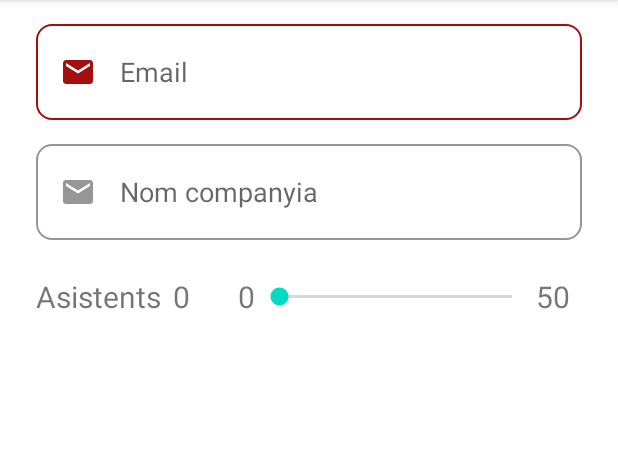
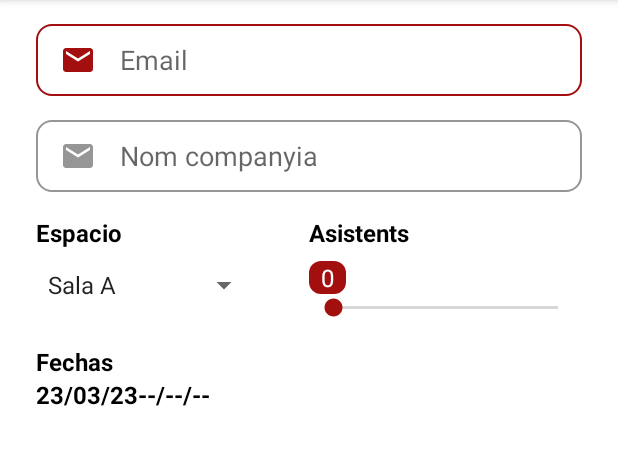
Before and after one commit to s3v268/metropolis-app, an Android app: the FormularioActivity screen opened directly, with no data from a screen before it, on a phone screen of 412 x 824 dp, the part 84-549 px from its top. Run offline under Robolectric (Android 15) with nearby library versions, the phone set to English and light mode, and no system bars.

Commit message:
Implentado el datepicker, falta estructurar mejor el layout en cuanto a estilos e ids

```diff
--- a/app/src/main/java/com/example/metropolis_app/FormularioActivity.kt
+++ b/app/src/main/java/com/example/metropolis_app/FormularioActivity.kt
@@ -1,10 +1,15 @@
 package com.example.metropolis_app
 
+import android.R
+import android.app.DatePickerDialog
 import androidx.appcompat.app.AppCompatActivity
 import android.os.Bundle
+import android.view.View
+import android.widget.ArrayAdapter
 import android.widget.SeekBar
 import com.example.metropolis_app.databinding.ActivityFormularioBinding
 import com.example.metropolis_app.databinding.ActivityMainBinding
+import java.util.Calendar
 
 class FormularioActivity : AppCompatActivity() {
     private lateinit var binding : ActivityFormularioBinding
@@ -12,19 +17,57 @@ class FormularioActivity : AppCompatActivity() {
         super.onCreate(savedInstanceState)
         binding = ActivityFormularioBinding.inflate(layoutInflater)
         setContentView(binding.root)
+
+        //spinner
+        val spinner = binding.spinner
+        val items = arrayOf("Sala A", "Sala B", "Sala C", "Padock", "Sala Conf. 1")
+        val adapter = ArrayAdapter(this, R.layout.simple_spinner_item, items)
+        adapter.setDropDownViewResource(android.R.layout.simple_spinner_dropdown_item)
+        spinner.adapter = adapter
+
+        //seekbar
         binding.attendeesSeekBar.setOnSeekBarChangeListener(object : SeekBar.OnSeekBarChangeListener{
             override fun onProgressChanged(p0: SeekBar?, progress: Int, fromUser: Boolean) {
-                binding.attendeesNum.text = progress.toString()
+                val thumbRect = binding.attendeesSeekBar.thumb.bounds
+                val thumbOffset = thumbRect.left + thumbRect.width() / 2
+                binding.indicatorTextView.text = progress.toString()
+                binding.indicatorTextView.x = binding.attendeesSeekBar.x + thumbOffset - binding.indicatorTextView.width / 2
             }
 
             override fun onStartTrackingTouch(p0: SeekBar?) {
-                //--
+                binding.indicatorTextView.visibility = View.VISIBLE
             }
 
             override fun onStopTrackingTouch(p0: SeekBar?) {
-                //---
             }
 
         })
+
+        //datepicker
+        val calendar = Calendar.getInstance()
+        val year = calendar.get(Calendar.YEAR)
+        val month = calendar.get(Calendar.MONTH)
+        val day = calendar.get(Calendar.DAY_OF_MONTH)
+        binding.tvFechainicio.setOnClickListener {
+            val datePickerDialog = DatePickerDialog(this, { _, year, month, dayOfMonth ->
+                val date = "$dayOfMonth/${month + 1}/$year"
+                binding.tvFechainicio.text = date
+            }, year, month, day)
+            datePickerDialog.show()
+        }
+        /*SPINNER
+        val calendar = Calendar.getInstance()
+        val year = calendar.get(Calendar.YEAR)
+        val month = calendar.get(Calendar.MONTH)
+        val day = calendar.get(Calendar.DAY_OF_MONTH)
+        binding.tvFechainicio.setOnClickListener {
+            val datePickerDialog = DatePickerDialog(this, android.R.style.Theme_Holo_Light_Dialog_NoActionBar, { _, year, month, dayOfMonth ->
+                val date = "$dayOfMonth/${month + 1}/$year"
+                binding.tvFechainicio.text = date
+            }, year, month, day)
+            datePickerDialog.datePicker.calendarViewShown = false
+            datePickerDialog.show()
+        }
+        * */
     }
 }
--- /dev/null
+++ b/app/src/main/res/drawable/custom_sb_indicator.xml
@@ -0,0 +1,6 @@
+<?xml version="1.0" encoding="utf-8"?>
+<shape xmlns:android="http://schemas.android.com/apk/res/android"
+    android:shape="rectangle">
+    <solid android:color="@color/primary_color"/>
+    <corners android:radius="8dp"/>
+</shape>
--- a/app/src/main/res/layout/activity_formulario.xml
+++ b/app/src/main/res/layout/activity_formulario.xml
@@ -28,37 +28,99 @@
         app:layout_constraintStart_toStartOf="parent"
         app:layout_constraintTop_toBottomOf="@+id/ed_form_email" />
 
+
     <TextView
         android:id="@+id/textView"
         android:layout_width="wrap_content"
         android:layout_height="wrap_content"
-        android:layout_marginLeft="@dimen/x3"
-        android:layout_marginTop="@dimen/x3"
+        android:layout_marginTop="16dp"
         android:text="Asistents"
-        android:textSize="20dp"
-        app:layout_constraintStart_toStartOf="parent"
-        app:layout_constraintTop_toBottomOf="@+id/ed_form_cname"/>
+        android:textColor="@color/black"
+        android:textSize="16sp"
+        android:textStyle="bold"
+        app:layout_constraintStart_toStartOf="@+id/guideline"
+        app:layout_constraintTop_toBottomOf="@+id/ed_form_cname" />
 
 
+    <Spinner
+        android:id="@+id/spinner"
+        android:layout_width="wrap_content"
+        android:layout_height="48dp"
+        android:prompt="@string/espacios_sp_prompt"
+        android:layout_marginLeft="@dimen/x3"
+        app:layout_constraintStart_toStartOf="parent"
+        app:layout_constraintTop_toBottomOf="@+id/textView2" />
+
     <TextView
-        android:id="@+id/attendees_num"
+        android:id="@+id/textView2"
         android:layout_width="wrap_content"
         android:layout_height="wrap_content"
-        android:layout_marginLeft="@dimen/x1"
-        android:layout_marginTop="@dimen/x3"
-        android:text="0"
-        android:textSize="20dp"
-        app:layout_constraintStart_toEndOf="@+id/textView"
+        android:layout_marginTop="16dp"
+        android:text="Espacio"
+        android:layout_marginLeft="@dimen/x3"
+        android:textColor="@color/black"
+        android:textSize="16sp"
+        android:textStyle="bold"
+        app:layout_constraintStart_toStartOf="parent"
         app:layout_constraintTop_toBottomOf="@+id/ed_form_cname" />
+
+    <TextView
+        android:id="@+id/textView3"
+        android:layout_width="wrap_content"
+        android:layout_height="wrap_content"
+        android:text="Fechas"
+        android:layout_marginTop="@dimen/x2"
+        android:layout_marginLeft="@dimen/x3"
+        android:textColor="@color/black"
+        android:textSize="16sp"
+        android:textStyle="bold"
+        app:layout_constraintStart_toStartOf="parent"
+        app:layout_constraintTop_toBottomOf="@+id/spinner" />
+
+    <TextView
+        android:id="@+id/tv_fechainicio"
+        android:layout_width="wrap_content"
+        android:layout_height="wrap_content"
+        android:layout_marginStart="24dp"
+        android:text="23/03/23"
+        android:textColor="@color/black"
+        android:textSize="16sp"
+        android:textStyle="bold"
+        app:layout_constraintStart_toStartOf="parent"
+        app:layout_constraintTop_toBottomOf="@+id/textView3" />
+
+    <TextView
+        android:id="@+id/tv_fechafinal"
+        android:layout_width="wrap_content"
+        android:layout_height="wrap_content"
+        android:text="--/--/--"
+        android:textColor="@color/black"
+        android:textSize="16sp"
+        android:textStyle="bold"
+        app:layout_constraintStart_toEndOf="@+id/tv_fechainicio"
+        app:layout_constraintTop_toBottomOf="@+id/textView3" />
 
     <androidx.constraintlayout.widget.ConstraintLayout
         android:layout_width="0dp"
         android:layout_height="wrap_content"
-        android:layout_marginHorizontal="@dimen/x4"
-        android:layout_marginTop="@dimen/x3"
+        android:layout_marginRight="@dimen/x3"
+        android:layout_marginTop="@dimen/x1"
         app:layout_constraintEnd_toEndOf="parent"
-        app:layout_constraintStart_toEndOf="@+id/attendees_num"
-        app:layout_constraintTop_toBottomOf="@+id/ed_form_cname">
+        app:layout_constraintStart_toStartOf="@+id/guideline"
+        app:layout_constraintTop_toBottomOf="@+id/textView">
+
+        <!--android:background="@drawable/indicator_background"-->
+        <TextView
+            android:id="@+id/indicatorTextView"
+            android:layout_width="wrap_content"
+            android:layout_height="wrap_content"
+            android:background="@drawable/custom_sb_indicator"
+            android:paddingHorizontal="@dimen/x1"
+            android:text="0"
+            android:textColor="@android:color/white"
+            android:textSize="16sp"
+            app:layout_constraintBottom_toTopOf="@+id/attendeesSeekBar"
+            app:layout_constraintStart_toStartOf="parent" />
 
         <SeekBar
             android:id="@+id/attendeesSeekBar"
@@ -66,30 +128,20 @@
             android:layout_height="wrap_content"
             android:max="50"
             android:progress="0"
-            app:layout_constraintBottom_toBottomOf="parent"
-            app:layout_constraintEnd_toStartOf="@+id/seekbar_max"
-            app:layout_constraintStart_toEndOf="@+id/seekbar_min"
-            app:layout_constraintTop_toTopOf="parent" />
-
-        <TextView
-            android:id="@+id/seekbar_max"
-            android:layout_width="wrap_content"
-            android:layout_height="wrap_content"
-            android:text="50"
-            android:textSize="20dp"
+            android:progressTint="@color/primary_color"
+            android:thumbTint="@color/primary_color"
             app:layout_constraintBottom_toBottomOf="parent"
             app:layout_constraintEnd_toEndOf="parent"
-            app:layout_constraintTop_toTopOf="parent" />
+            app:layout_constraintStart_toStartOf="parent" />
 
-        <TextView
-            android:id="@+id/seekbar_min"
-            android:layout_width="wrap_content"
-            android:layout_height="wrap_content"
-            android:text="0"
-            android:textSize="20dp"
-            app:layout_constraintStart_toStartOf="parent"
-            app:layout_constraintTop_toTopOf="parent" />
     </androidx.constraintlayout.widget.ConstraintLayout>
+
+    <androidx.constraintlayout.widget.Guideline
+        android:id="@+id/guideline"
+        android:layout_width="wrap_content"
+        android:layout_height="wrap_content"
+        android:orientation="vertical"
+        app:layout_constraintGuide_percent="0.5" />
 
 
 </androidx.constraintlayout.widget.ConstraintLayout>
--- a/app/src/main/res/values/strings.xml
+++ b/app/src/main/res/values/strings.xml
@@ -1,3 +1,4 @@
 <resources>
     <string name="app_name">metropolis-app</string>
+    <string name="espacios_sp_prompt">Seleccionar</string>
 </resources>
--- a/app/src/main/res/values/styles.xml
+++ b/app/src/main/res/values/styles.xml
@@ -1,7 +1,7 @@
 <?xml version="1.0" encoding="utf-8"?>
 <resources>
     <style name="st_custom_ed" parent="">
-        <item name="android:layout_height">@dimen/x8</item>
+        <item name="android:layout_height">@dimen/x6</item>
         <item name="android:background">@drawable/custom_ed</item>
         <item name="android:paddingStart">@dimen/x2</item>
         <item name="android:layout_marginRight">@dimen/x3</item>
@@ -9,4 +9,12 @@
         <item name="android:drawablePadding">@dimen/x2</item>
         <item name="android:textCursorDrawable">@drawable/custom_ed_cursor</item>
     </style>
+
+    <style name="TransparentDatePickerDialog" parent="Theme.MaterialComponents.Light.Dialog">
+        <item name="android:windowBackground">@android:color/transparent</item>
+        <item name="colorPrimary">@color/primary_color</item>
+        <item name="colorPrimaryDark">@color/primary_color</item>
+        <item name="colorAccent">@color/primary_color</item>
+    </style>
+
 </resources>
```
